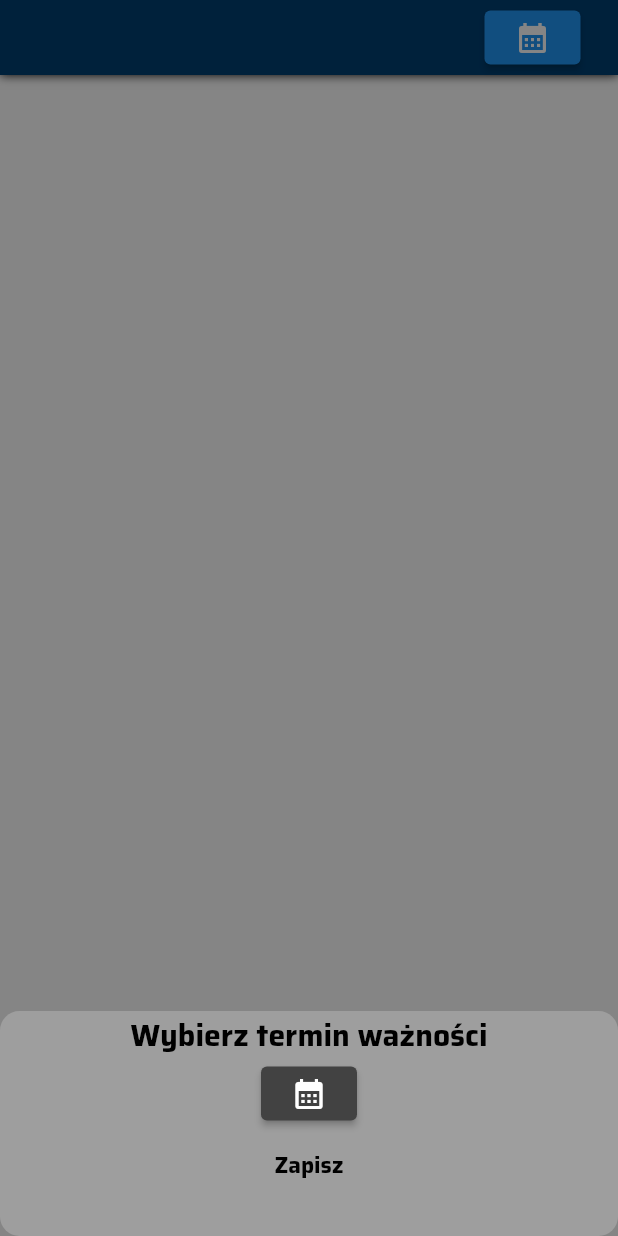
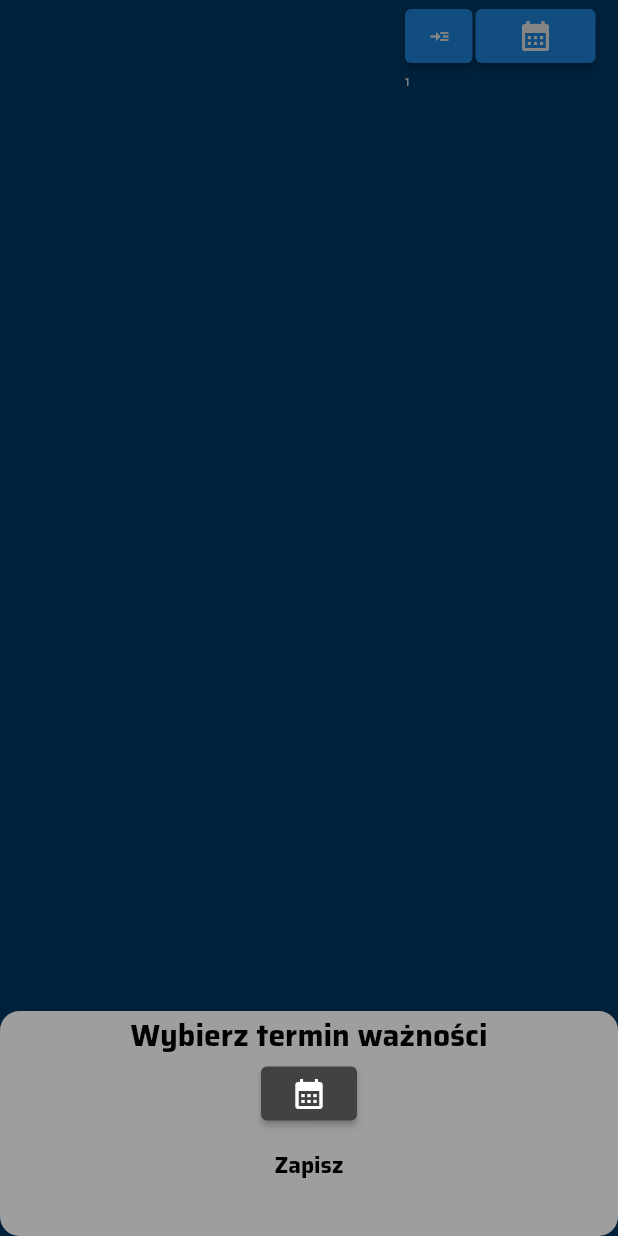
Before and after one commit to sebastiangirsza/ShopListApp, a Flutter app: the _OneProduct widget shown alone on an empty page, opened directly with empty values, after a tap on the "calendar month" icon, on a phone screen of 412 x 824 dp. Run offline on Flutter 3.47's test engine with Material 2 defaults, Android fonts, the phone set to English and light mode, and no system bars; our stand-ins replace bloc, cloud_firestore, firebase_auth, firebase_core, flutter_bloc, google_fonts and 1 more; accounts and stored records are empty.

Commit message:
Add String productTypeName

```diff
--- a/lib/app/home/pages/shop_list/categories/categories_widget_global.dart
+++ b/lib/app/home/pages/shop_list/categories/categories_widget_global.dart
@@ -324,10 +324,9 @@ class _AlertDialog extends StatelessWidget {
       child: BlocBuilder<YourProductsCubit, YourProductsState>(
         builder: (context, state) {
           String? storageName;
-          DateTime? productDate = DateTime.now();
+          DateTime? productDate = DateTime(1999);
           bool isDated = false;
-          String purchasedProductNameLow =
-              productModel.productName.toLowerCase();
+          String productTypeName = productModel.productTypeName;
           return StatefulBuilder(
             builder: (BuildContext context, StateSetter setState) {
               return AlertDialog(
@@ -425,6 +424,7 @@ class _AlertDialog extends StatelessWidget {
                                     storageName!,
                                     isDated,
                                     listaProcura,
+                                    productTypeName,
                                   );
                             }
                             context
--- a/lib/app/home/pages/shop_list/categories/cubit/product_cubit.dart
+++ b/lib/app/home/pages/shop_list/categories/cubit/product_cubit.dart
@@ -41,6 +41,7 @@ class AddCubit extends Cubit<AddState> {
     String productName,
     int productQuantity,
     bool isChecked,
+    String productTypeName,
   ) async {
     try {
       await _productsRepository.add(
@@ -48,6 +49,7 @@ class AddCubit extends Cubit<AddState> {
         productName,
         productQuantity,
         isChecked,
+        productTypeName,
       );
       emit(const AddState());
     } catch (error) {
--- a/lib/app/home/pages/your_products/cubit/your_products_cubit.dart
+++ b/lib/app/home/pages/your_products/cubit/your_products_cubit.dart
@@ -31,6 +31,7 @@ class YourProductsCubit extends Cubit<YourProductsState> {
     String storageName,
     bool isDated,
     List listaProcura,
+    String productTypeName,
   ) async {
     try {
       await _purchasedProductsRepository.addYourProduct(
@@ -40,6 +41,7 @@ class YourProductsCubit extends Cubit<YourProductsState> {
         storageName,
         isDated,
         listaProcura,
+        productTypeName,
       );
       emit(const YourProductsState());
     } catch (error) {
--- a/lib/app/home/pages/your_products/pages/storage.dart
+++ b/lib/app/home/pages/your_products/pages/storage.dart
@@ -165,7 +165,6 @@ class _OneProductState extends State<_OneProduct> {
               return null;
             },
             child: Container(
-              height: 50,
               decoration: const BoxDecoration(
                 color: Color.fromARGB(255, 0, 63, 114),
                 boxShadow: <BoxShadow>[
@@ -173,21 +172,37 @@ class _OneProductState extends State<_OneProduct> {
                 ],
               ),
               child: Padding(
-                padding: const EdgeInsets.symmetric(horizontal: 25.0),
+                padding: const EdgeInsets.symmetric(horizontal: 15.0),
                 child: Row(
                   mainAxisAlignment: MainAxisAlignment.spaceBetween,
                   children: [
-                    Text(
+                    Flexible(
+                      child: Text(
                           style: GoogleFonts.getFont('Saira'),
                           widget.purchasedProductsModel.purchasedProductName),
-                    Row(children: [
-                      if (widget.purchasedProductsModel.isDated == true)
-                        Text(
-                            style: GoogleFonts.getFont('Saira'),
-                            widget.purchasedProductsModel.dateFormatted()),
-                      const SizedBox(width: 10),
+                    ),
+                    const SizedBox(width: 3),
+                    Column(
+                      crossAxisAlignment: CrossAxisAlignment.start,
+                      children: [
+                        Row(
+                          children: [
+                            SizedBox(
+                              width: 45,
+                              child: ElevatedButton(
+                                onPressed: () {},
+                                child: const Icon(
+                                  Icons.read_more,
+                                  size: 14,
+                                ),
+                              ),
+                            ),
+                            const SizedBox(width: 2),
+                            Column(children: [
                               (widget.purchasedProductsModel.isDated == false)
-                          ? ElevatedButton(
+                                  ? SizedBox(
+                                      width: 80,
+                                      child: ElevatedButton(
                                         onPressed: () async {
                                           showCupertinoModalPopup(
                                               context: context,
@@ -195,36 +210,47 @@ class _OneProductState extends State<_OneProduct> {
                                                 return CupertinoPopupSurface(
                                                   child: Container(
                                                       color: Colors.grey,
-                                            alignment: Alignment.center,
+                                                      alignment:
+                                                          Alignment.center,
                                                       width: double.infinity,
                                                       height: 150,
                                                       child: Column(children: [
                                                         Text(
                                                           'Wybierz termin ważności',
-                                                style: GoogleFonts.getFont(
+                                                          style: GoogleFonts
+                                                              .getFont(
                                                             'Saira',
                                                             fontSize: 20,
                                                             color: Colors.black,
                                                             decoration:
-                                                      TextDecoration.none,
-                                                  fontWeight: FontWeight.bold,
+                                                                TextDecoration
+                                                                    .none,
+                                                            fontWeight:
+                                                                FontWeight.bold,
                                                           ),
                                                         ),
                                                         ElevatedButton(
-                                                style: ElevatedButton.styleFrom(
+                                                          style: ElevatedButton
+                                                              .styleFrom(
                                                                   backgroundColor:
-                                                        Colors.grey[800]),
+                                                                      Colors.grey[
+                                                                          800]),
                                                           onPressed: () async {
                                                             final DateTime? newDate =
                                                                 await showDatePicker(
-                                                          context: context,
+                                                                    context:
+                                                                        context,
                                                                     initialDate:
-                                                              DateTime.now(),
+                                                                        DateTime
+                                                                            .now(),
                                                                     firstDate:
-                                                              DateTime.now(),
+                                                                        DateTime
+                                                                            .now(),
                                                                     lastDate:
-                                                              DateTime(2100));
-                                                  if (newDate != null &&
+                                                                        DateTime(
+                                                                            2100));
+                                                            if (newDate !=
+                                                                    null &&
                                                                 newDate !=
                                                                     purchasedProductDate) {
                                                               setState(() {
@@ -233,14 +259,12 @@ class _OneProductState extends State<_OneProduct> {
                                                               });
                                                             }
                                                           },
-                                                child: const Icon(
-                                                    Icons.calendar_month),
+                                                          child: const Icon(Icons
+                                                              .calendar_month),
                                                         ),
                                                         TextButton(
                                                           onPressed: () {
-                                                  context
-                                                      .read<YourProductsCubit>()
-                                                      .isDated(
+                                                            context.read<YourProductsCubit>().isDated(
                                                                 isDated: true,
                                                                 documentID: widget
                                                                     .purchasedProductsModel
@@ -248,15 +272,21 @@ class _OneProductState extends State<_OneProduct> {
                                                                 purchasedProductDate:
                                                                     purchasedProductDate!);
 
-                                                  Navigator.of(context).pop();
+                                                            Navigator.of(
+                                                                    context)
+                                                                .pop();
                                                           },
                                                           child: Text(
                                                             'Zapisz',
-                                                  style: GoogleFonts.getFont(
+                                                            style: GoogleFonts
+                                                                .getFont(
                                                               'Saira',
                                                               fontSize: 15,
-                                                    color: Colors.black,
-                                                    fontWeight: FontWeight.bold,
+                                                              color:
+                                                                  Colors.black,
+                                                              fontWeight:
+                                                                  FontWeight
+                                                                      .bold,
                                                             ),
                                                           ),
                                                         ),
@@ -265,21 +295,54 @@ class _OneProductState extends State<_OneProduct> {
                                               });
                                         },
                                         child: const Icon(Icons.calendar_month),
+                                      ),
                                     )
-                          : ElevatedButton(
+                                  : SizedBox(
+                                      width: 80,
+                                      child: ElevatedButton(
                                           onPressed: () {
-                                context.read<YourProductsCubit>().isDated(
+                                            context
+                                                .read<YourProductsCubit>()
+                                                .isDated(
                                                   isDated: false,
-                                      documentID:
-                                          widget.purchasedProductsModel.id,
-                                      purchasedProductDate: DateTime(2000),
+                                                  documentID: widget
+                                                      .purchasedProductsModel
+                                                      .id,
+                                                  purchasedProductDate:
+                                                      DateTime(2000),
                                                 );
                                             setState(() {
                                               isDated = !isDated;
                                             });
                                           },
-                              child: const Icon(Icons.delete))
-                    ])
+                                          child: Text(
+                                            widget.purchasedProductsModel
+                                                .dateFormatted(),
+                                            style: GoogleFonts.getFont(
+                                              'Saira',
+                                              fontSize: 10,
+                                              color: Colors.black,
+                                              decoration: TextDecoration.none,
+                                              fontWeight: FontWeight.bold,
+                                            ),
+                                          )),
+                                    ),
+                            ]),
+                          ],
+                        ),
+                        Column(
+                          children: [
+                            Text(
+                              '1 ${widget.purchasedProductsModel.productTypeName}',
+                              style: GoogleFonts.getFont('Saira', fontSize: 8),
+                            ),
+                          ],
+                        ),
+                        const SizedBox(
+                          height: 5,
+                        )
+                      ],
+                    )
                   ],
                 ),
               ),
--- a/lib/app/models/purchased_product_model.dart
+++ b/lib/app/models/purchased_product_model.dart
@@ -5,20 +5,22 @@ class PurchasedProductModel {
   final String id;
   final String purchasedProductGroup;
   final String purchasedProductName;
-
   final DateTime purchasedProductDate;
   final String storageName;
   final bool isDated;
   final List listaProcura;
+  final String productTypeName;
 
-  PurchasedProductModel(
-      {required this.id,
-      required this.purchasedProductGroup,
-      required this.purchasedProductName,
-      required this.purchasedProductDate,
-      required this.storageName,
-      required this.isDated,
-      required this.listaProcura});
+  PurchasedProductModel({
+    required this.id,
+    required this.purchasedProductGroup,
+    required this.purchasedProductName,
+    required this.purchasedProductDate,
+    required this.storageName,
+    required this.isDated,
+    required this.listaProcura,
+    required this.productTypeName,
+  });
 
   PurchasedProductModel.fromJson(
       QueryDocumentSnapshot<Map<String, dynamic>> purchasedProducts)
@@ -28,9 +30,10 @@ class PurchasedProductModel {
         id = purchasedProducts.id,
         storageName = (purchasedProducts['storage_name']),
         isDated = purchasedProducts['is_dated'],
-        listaProcura = purchasedProducts['lista_procura'];
+        listaProcura = purchasedProducts['lista_procura'],
+        productTypeName = purchasedProducts['product_type_name'];
 
   String dateFormatted() {
-    return DateFormat('dd/MM/yyyy').format(purchasedProductDate);
+    return DateFormat('dd/MM/yy').format(purchasedProductDate);
   }
 }
--- a/lib/app/repositories/products_repositories.dart
+++ b/lib/app/repositories/products_repositories.dart
@@ -23,6 +23,7 @@ class ProductsRepository {
     String productName,
     int productQuantity,
     bool isChecked,
+    String productTypeName,
   ) async {
     final userID = _userRemoteDataSource.getUserID();
     if (userID == null) {
@@ -33,6 +34,7 @@ class ProductsRepository {
       productName,
       productQuantity,
       isChecked,
+      productTypeName,
     );
   }
 
--- a/lib/app/repositories/purchased_products_repository.dart
+++ b/lib/app/repositories/purchased_products_repository.dart
@@ -29,6 +29,7 @@ class PurchasedProductsRepository {
     String storageName,
     bool isDated,
     List listaProcura,
+    String productTypeName,
   ) async {
     final userID = _userRemoteDataSource.getUserID();
     if (userID == null) {
@@ -41,6 +42,7 @@ class PurchasedProductsRepository {
       storageName,
       isDated,
       listaProcura,
+      productTypeName,
     );
   }
 
--- a/lib/data/remote_data_sources/product_remote_data_source.dart
+++ b/lib/data/remote_data_sources/product_remote_data_source.dart
@@ -17,6 +17,7 @@ class ProductRemoteDataSource {
     String productName,
     int productQuantity,
     bool isChecked,
+    String productTypeName,
   ) async {
     final userID = FirebaseAuth.instance.currentUser?.uid;
 
@@ -29,6 +30,7 @@ class ProductRemoteDataSource {
       'product_name': productName,
       'product_quantity': productQuantity,
       'product_check': isChecked,
+      'product_type_name': productTypeName,
     });
   }
 
--- a/lib/data/remote_data_sources/purchased_product_remote_data_source.dart
+++ b/lib/data/remote_data_sources/purchased_product_remote_data_source.dart
@@ -19,6 +19,7 @@ class PurchasedProductsRemoteDataSource {
     String storageName,
     bool isDated,
     List listaProcura,
+    String productTypeName,
   ) async {
     final userID = FirebaseAuth.instance.currentUser?.uid;
 
@@ -33,6 +34,7 @@ class PurchasedProductsRemoteDataSource {
       'storage_name': storageName,
       'is_dated': isDated,
       'lista_procura': listaProcura,
+      'product_type_name': productTypeName,
     });
   }
 
```
Also changed, not shown: lib/app/home/pages/shop_list/shop_list.dart (+6 -5 lines), lib/app/models/product_model.dart (+5 -2 lines). Lines whose indentation alone changed are shown as unchanged.
